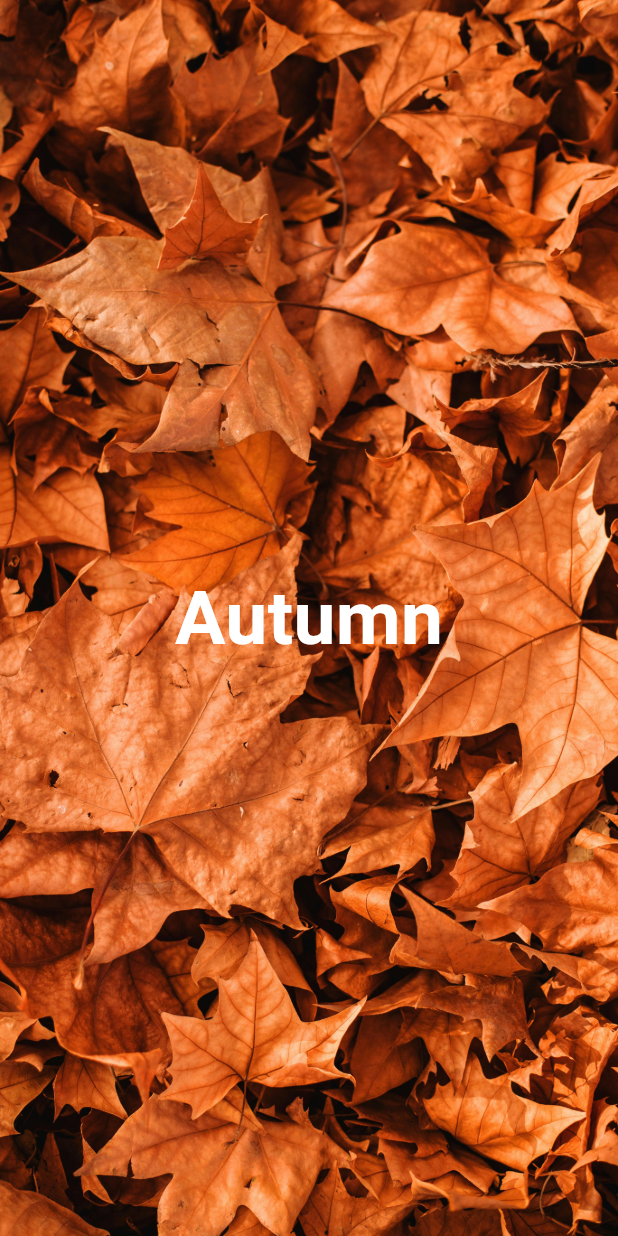
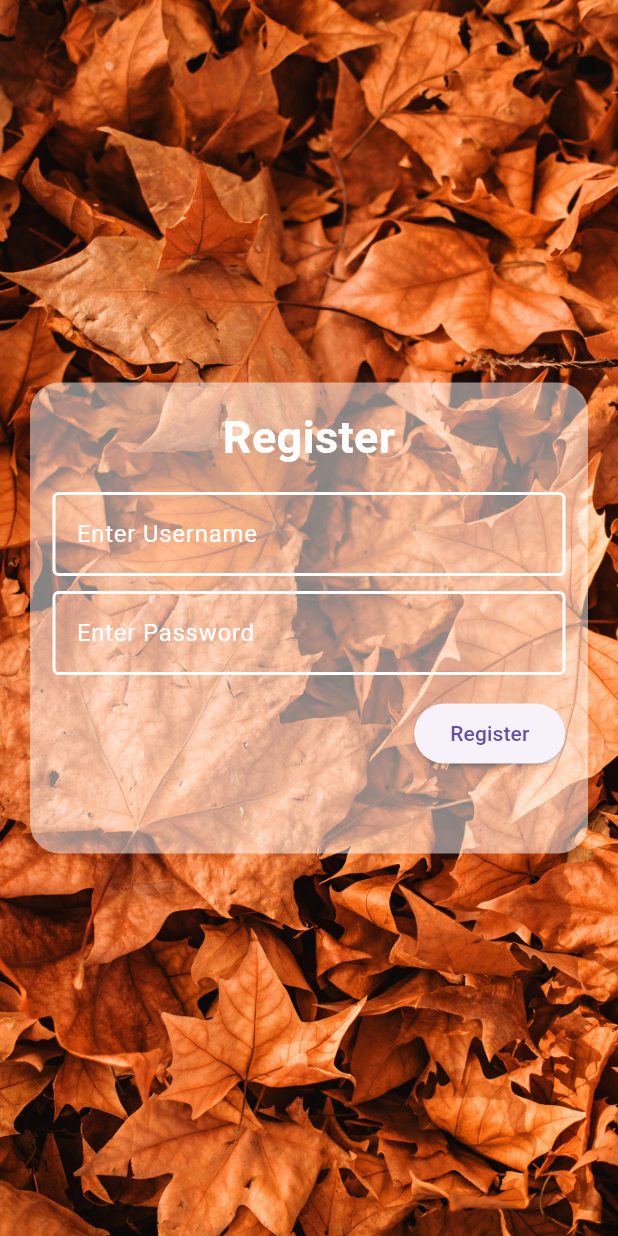
Before and after one commit to angelElizabethBerly/login_screen, a Flutter app: the screen it shows after launch, on a phone screen of 412 x 824 dp. Run offline on Flutter 3.47's test engine with Material 3 defaults, Android fonts, the phone set to English and light mode, and no system bars; our stand-ins replace shared_preferences.

Commit message:
registration screen added

```diff
--- a/lib/core/color_constants.dart
+++ b/lib/core/color_constants.dart
@@ -4,4 +4,5 @@ import 'package:flutter/material.dart';
 
 class ColorConstant {
   static const Color primaryWhite = Colors.white;
+  static Color primaryBlue = Colors.blue.shade900;
 }
--- /dev/null
+++ b/lib/view/login_screen/login_screen.dart
@@ -0,0 +1,15 @@
+import 'package:flutter/material.dart';
+
+class LoginScreen extends StatefulWidget {
+  const LoginScreen({super.key});
+
+  @override
+  State<LoginScreen> createState() => _LoginScreenState();
+}
+
+class _LoginScreenState extends State<LoginScreen> {
+  @override
+  Widget build(BuildContext context) {
+    return const Placeholder();
+  }
+}
--- /dev/null
+++ b/lib/view/registration_screen/registration_screen.dart
@@ -0,0 +1,128 @@
+// ignore_for_file: prefer_const_constructors
+
+import 'package:flutter/material.dart';
+import 'package:login_screen/core/color_constants.dart';
+import 'package:login_screen/core/image_constants.dart';
+import 'package:login_screen/view/login_screen/login_screen.dart';
+import 'package:shared_preferences/shared_preferences.dart';
+
+class RegisterScreen extends StatefulWidget {
+  const RegisterScreen({super.key});
+
+  @override
+  State<RegisterScreen> createState() => _RegisterScreenState();
+}
+
+class _RegisterScreenState extends State<RegisterScreen> {
+  TextEditingController userNameController = TextEditingController();
+  TextEditingController passwordController = TextEditingController();
+  String? registeredName;
+  String? registeredPwd;
+
+  @override
+  Widget build(BuildContext context) {
+    return Scaffold(
+      body: Container(
+        decoration: BoxDecoration(
+            image: DecorationImage(
+                fit: BoxFit.cover, image: AssetImage(ImageConstant.bgImage))),
+        child: Center(
+            child: Padding(
+          padding: const EdgeInsets.symmetric(horizontal: 20),
+          child: Container(
+            padding: EdgeInsets.all(15),
+            decoration: BoxDecoration(
+                borderRadius: BorderRadius.circular(20),
+                color: ColorConstant.primaryWhite.withOpacity(0.5)),
+            child: Column(
+              mainAxisSize: MainAxisSize.min,
+              children: [
+                Text(
+                  "Register",
+                  style: TextStyle(
+                      fontWeight: FontWeight.bold,
+                      color: ColorConstant.primaryWhite,
+                      fontSize: 30),
+                ),
+                SizedBox(height: 15),
+                TextFormField(
+                  controller: userNameController,
+                  decoration: InputDecoration(
+                      enabledBorder: OutlineInputBorder(
+                          borderSide: BorderSide(
+                              color: ColorConstant.primaryWhite, width: 2)),
+                      focusedBorder: OutlineInputBorder(
+                          borderSide: BorderSide(
+                              color: ColorConstant.primaryWhite, width: 2)),
+                      hintText: "Enter Username",
+                      hintStyle: TextStyle(color: ColorConstant.primaryWhite)),
+                ),
+                SizedBox(height: 10),
+                TextFormField(
+                  controller: passwordController,
+                  decoration: InputDecoration(
+                      enabledBorder: OutlineInputBorder(
+                          borderSide: BorderSide(
+                              color: ColorConstant.primaryWhite, width: 2)),
+                      focusedBorder: OutlineInputBorder(
+                          borderSide: BorderSide(
+                              color: ColorConstant.primaryWhite, width: 2)),
+                      hintText: "Enter Password",
+                      hintStyle: TextStyle(color: ColorConstant.primaryWhite)),
+                ),
+                SizedBox(height: 15),
+                Align(
+                    alignment: Alignment.bottomRight,
+                    child: ElevatedButton(
+                        onPressed: () async {
+                          if (userNameController.text != "" &&
+                              passwordController.text != "") {
+                            SharedPreferences userObj =
+                                await SharedPreferences.getInstance();
+                            userObj.setString(
+                                "userName", userNameController.text);
+                            SharedPreferences pwdObj =
+                                await SharedPreferences.getInstance();
+                            pwdObj.setString(
+                                "password", passwordController.text);
+                            registeredName = userObj.getString("userName");
+                            registeredPwd = pwdObj.getString("password");
+                            setState(() {});
+                          }
+                        },
+                        child: Text("Register"))),
+                SizedBox(height: 5),
+                Text(
+                  (registeredName != null && registeredPwd != null)
+                      ? "Registration successful. Login to continue"
+                      : "",
+                  style: TextStyle(
+                      color: ColorConstant.primaryWhite,
+                      fontWeight: FontWeight.w500,
+                      fontSize: 25),
+                ),
+                Visibility(
+                  visible: (registeredName != null && registeredPwd != null)
+                      ? true
+                      : false,
+                  child: TextButton(
+                      onPressed: () {
+                        Navigator.pushReplacement(
+                            context,
+                            MaterialPageRoute(
+                                builder: (context) => LoginScreen()));
+                      },
+                      child: Text(
+                        "Login",
+                        style: TextStyle(
+                            color: ColorConstant.primaryWhite, fontSize: 20),
+                      )),
+                )
+              ],
+            ),
+          ),
+        )),
+      ),
+    );
+  }
+}
--- a/lib/view/splash_screen/splash_screen.dart
+++ b/lib/view/splash_screen/splash_screen.dart
@@ -1,6 +1,7 @@
 import 'package:flutter/material.dart';
 import 'package:login_screen/core/color_constants.dart';
 import 'package:login_screen/core/image_constants.dart';
+import 'package:login_screen/view/registration_screen/registration_screen.dart';
 
 class SplashScreen extends StatefulWidget {
   const SplashScreen({super.key});
@@ -10,6 +11,14 @@ class SplashScreen extends StatefulWidget {
 }
 
 class _SplashScreenState extends State<SplashScreen> {
+  @override
+  void initState() {
+    Future.delayed(Duration(seconds: 3)).then((value) =>
+        Navigator.pushReplacement(context,
+            MaterialPageRoute(builder: (context) => RegisterScreen())));
+    super.initState();
+  }
+
   @override
   Widget build(BuildContext context) {
     return Scaffold(
--- a/pubspec.yaml
+++ b/pubspec.yaml
@@ -34,6 +34,7 @@ dependencies:
   # The following adds the Cupertino Icons font to your application.
   # Use with the CupertinoIcons class for iOS style icons.
   cupertino_icons: ^1.0.2
+  shared_preferences: ^2.2.2
 
 dev_dependencies:
   flutter_test:
```
Also changed, not shown: pubspec.lock, 1 other file.
